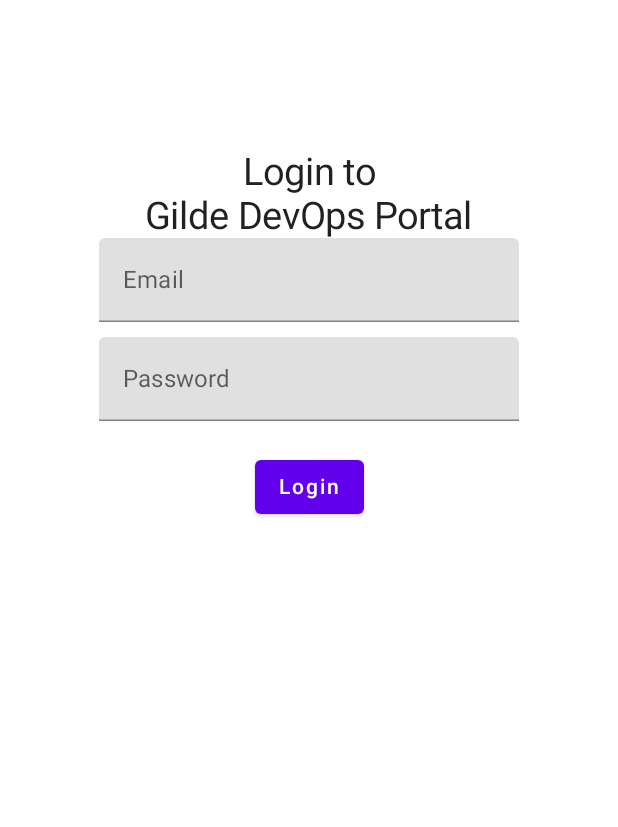
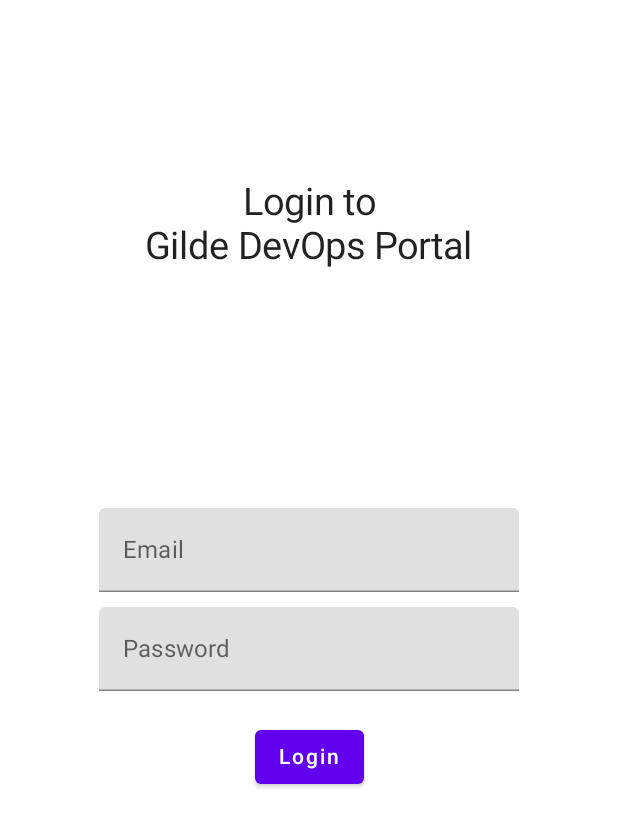
Before and after one commit to lexisother/GDOS-Portal-App, an Android app built with Jetpack Compose: the screen it shows after launch (MainActivity), on a phone screen of 412 x 824 dp. Shown: the top 827 px of the screen. Run offline under Robolectric (Android 15) with nearby library versions, the phone set to English and light mode, and no system bars.

Commit message:
[Main] Implement checking for TextField values
Co-Authored-By: X1nto <burtkni@yandex.ru>

```diff
--- a/app/src/main/java/com/alyxia/gdos_portal_app/MainActivity.kt
+++ b/app/src/main/java/com/alyxia/gdos_portal_app/MainActivity.kt
@@ -5,13 +5,10 @@ import androidx.activity.ComponentActivity
 import androidx.activity.compose.setContent
 import androidx.compose.foundation.layout.*
 import androidx.compose.material.*
-import androidx.compose.runtime.Composable
-import androidx.compose.runtime.mutableStateOf
-import androidx.compose.runtime.remember
+import androidx.compose.runtime.*
 import androidx.compose.ui.Alignment
 import androidx.compose.ui.Modifier
 import androidx.compose.ui.text.input.TextFieldValue
-import androidx.compose.ui.text.style.TextAlign
 import androidx.compose.ui.unit.dp
 import androidx.compose.ui.unit.sp
 import androidx.navigation.NavController
@@ -46,7 +43,7 @@ fun LoginScreen(navController: NavController) {
         Column {
             Text(
                 modifier = Modifier
-                    .padding(top = 100.dp)
+                    .padding(top = 120.dp)
                     .align(Alignment.CenterHorizontally), fontSize = 25.sp, text = "Login to"
             )
             Text(
@@ -57,27 +54,35 @@ fun LoginScreen(navController: NavController) {
         }
         Column(
             modifier = Modifier
+                .padding(top = 160.dp)
                 .wrapContentHeight()
                 .fillMaxWidth(),
             verticalArrangement = Arrangement.spacedBy(10.dp)
         ) {
-            val emailState = remember { mutableStateOf(TextFieldValue()) }
-            val passState = remember { mutableStateOf(TextFieldValue()) }
+            var emailState by remember { mutableStateOf(TextFieldValue()) }
+            var passState by remember { mutableStateOf(TextFieldValue()) }
             TextField(
                 modifier = Modifier.align(Alignment.CenterHorizontally),
                 label = { Text("Email") },
-                value = emailState.value,
-                onValueChange = { emailState.value = it }
+                value = emailState,
+                onValueChange = { emailState = it }
             )
             TextField(
                 modifier = Modifier.align(Alignment.CenterHorizontally),
                 label = { Text("Password") },
-                value = passState.value,
-                onValueChange = { passState.value = it }
+                value = passState,
+                onValueChange = { passState = it }
             )
-            Button(modifier = Modifier
+            Button(
+                modifier = Modifier
                 .align(Alignment.CenterHorizontally)
-                .padding(top = 10.dp), onClick = { navController.navigate("main") }) {
+                .padding(top = 10.dp),
+                onClick = {
+                    if (emailState.text.isNotEmpty() && passState.text.isNotEmpty()) {
+                        navController.navigate("main")
+                    }
+                }
+            ) {
                 Text("Login")
             }
         }
```
